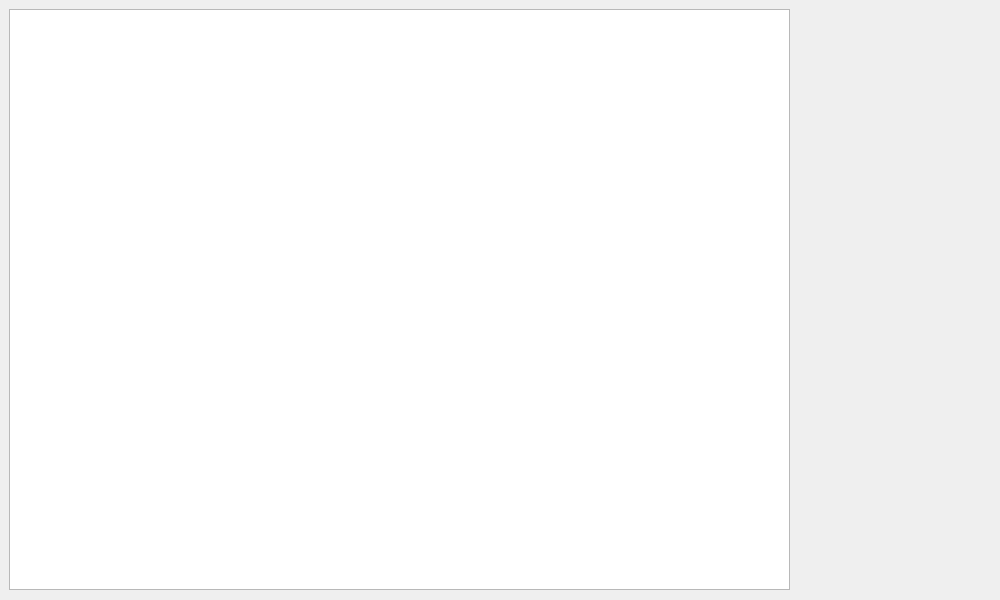
ZefinNg/MyQWidgetExamples, file DataBaseDemo/widget.ui: the form before one commit.
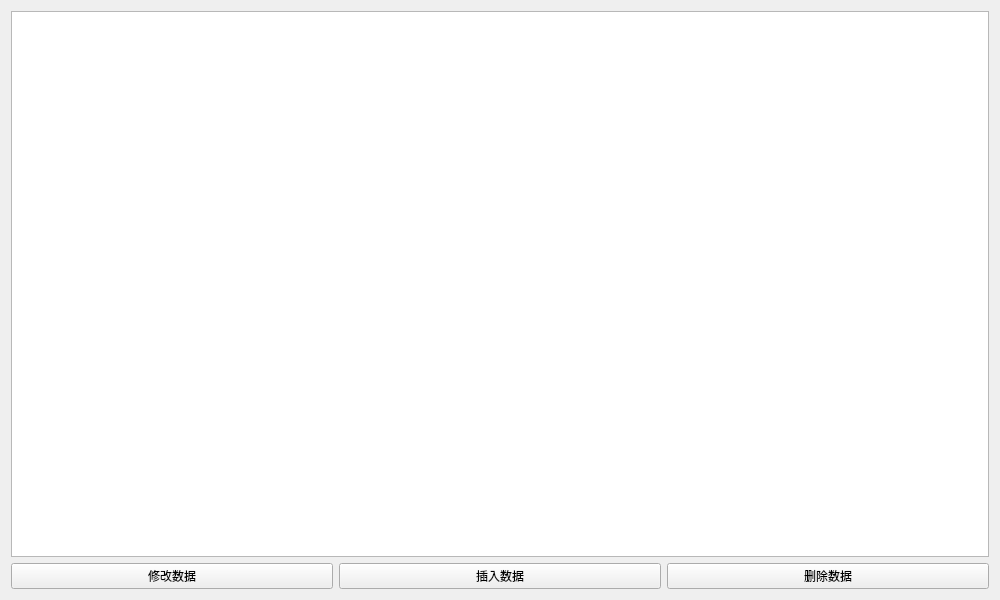
The form after the commit.

Commit message: 添加插入、删除数据的方法

```diff
--- a/DataBaseDemo/widget.ui
+++ b/DataBaseDemo/widget.ui
@@ -13,19 +13,40 @@
   <property name="windowTitle">
    <string>Widget</string>
   </property>
+  <layout class="QGridLayout" name="gridLayout">
+   <item row="0" column="0">
   <widget class="QTableWidget" name="mainTableWidget">
-   <property name="geometry">
-    <rect>
-     <x>9</x>
-     <y>9</y>
-     <width>781</width>
-     <height>581</height>
-    </rect>
-   </property>
    <property name="textElideMode">
     <enum>Qt::ElideRight</enum>
    </property>
   </widget>
+   </item>
+   <item row="1" column="0">
+    <layout class="QHBoxLayout" name="horizontalLayout">
+     <item>
+      <widget class="QPushButton" name="btnModifyData">
+       <property name="text">
+        <string>修改数据</string>
+       </property>
+      </widget>
+     </item>
+     <item>
+      <widget class="QPushButton" name="btnInsertData">
+       <property name="text">
+        <string>插入数据</string>
+       </property>
+      </widget>
+     </item>
+     <item>
+      <widget class="QPushButton" name="btnDeleteData">
+       <property name="text">
+        <string>删除数据</string>
+       </property>
+      </widget>
+     </item>
+    </layout>
+   </item>
+  </layout>
  </widget>
  <layoutdefault spacing="6" margin="11"/>
  <resources/>
```
Lines whose indentation alone changed are shown as unchanged. The commit also changes 5 other files.
